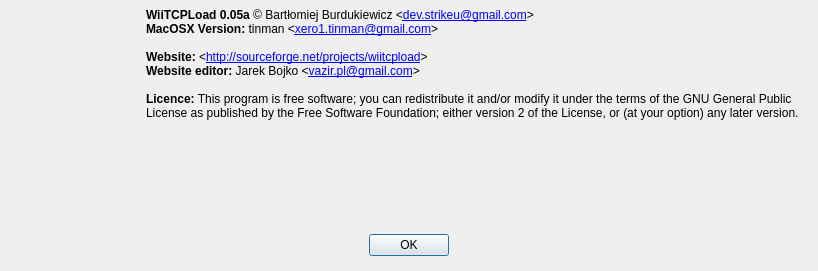
Qt form ui/about.ui (dev-0x7C6/qwiiload) before a commit.
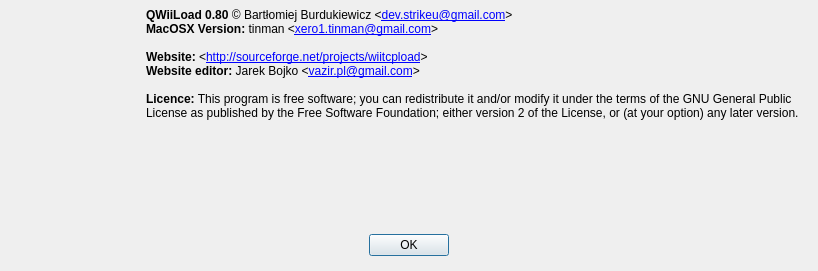
The same form after that commit. Icons and pictures are not drawn.

Diff of the .ui file:
```diff
--- a/ui/about.ui
+++ b/ui/about.ui
@@ -57,7 +57,7 @@
 &lt;html&gt;&lt;head&gt;&lt;meta name=&quot;qrichtext&quot; content=&quot;1&quot; /&gt;&lt;style type=&quot;text/css&quot;&gt;
 p, li { white-space: pre-wrap; }
 &lt;/style&gt;&lt;/head&gt;&lt;body style=&quot; font-family:'Sans Serif'; font-weight:400; font-style:normal;&quot;&gt;
-&lt;p style=&quot; margin-top:0px; margin-bottom:0px; margin-left:0px; margin-right:0px; -qt-block-indent:0; text-indent:0px;&quot;&gt;&lt;span style=&quot;  font-weight:600;&quot;&gt;WiiTCPLoad 0.05a&lt;/span&gt;&lt;span style=&quot; &quot;&gt; © Bartłomiej Burdukiewicz &amp;lt;&lt;/span&gt;&lt;a href=&quot;mailto:dev.strikeu@gmail.com&quot;&gt;&lt;span style=&quot;  text-decoration: underline;&quot;&gt;dev.strikeu@gmail.com&lt;/span&gt;&lt;/a&gt;&lt;span style=&quot; &quot;&gt;&amp;gt;&lt;/span&gt;&lt;/p&gt;
+&lt;p style=&quot; margin-top:0px; margin-bottom:0px; margin-left:0px; margin-right:0px; -qt-block-indent:0; text-indent:0px;&quot;&gt;&lt;span style=&quot;  font-weight:600;&quot;&gt;QWiiLoad 0.80&lt;/span&gt;&lt;span style=&quot; &quot;&gt; © Bartłomiej Burdukiewicz &amp;lt;&lt;/span&gt;&lt;a href=&quot;mailto:dev.strikeu@gmail.com&quot;&gt;&lt;span style=&quot;  text-decoration: underline;&quot;&gt;dev.strikeu@gmail.com&lt;/span&gt;&lt;/a&gt;&lt;span style=&quot; &quot;&gt;&amp;gt;&lt;/span&gt;&lt;/p&gt;
 &lt;p style=&quot; margin-top:0px; margin-bottom:0px; margin-left:0px; margin-right:0px; -qt-block-indent:0; text-indent:0px;&quot;&gt;&lt;span style=&quot;  font-weight:600;&quot;&gt;MacOSX Version:&lt;/span&gt;&lt;span style=&quot; &quot;&gt; tinman &amp;lt;&lt;/span&gt;&lt;a href=&quot;mailto:xero1.tinman@gmail.com&quot;&gt;&lt;span style=&quot;  text-decoration: underline;&quot;&gt;xero1.tinman@gmail.com&lt;/span&gt;&lt;/a&gt;&lt;span style=&quot; &quot;&gt;&amp;gt;&lt;/span&gt;&lt;/p&gt;
 &lt;p style=&quot;-qt-paragraph-type:empty; margin-top:0px; margin-bottom:0px; margin-left:0px; margin-right:0px; -qt-block-indent:0; text-indent:0px; &quot;&gt;&lt;/p&gt;
 &lt;p style=&quot; margin-top:0px; margin-bottom:0px; margin-left:0px; margin-right:0px; -qt-block-indent:0; text-indent:0px;&quot;&gt;&lt;span style=&quot;  font-weight:600;&quot;&gt;Website:&lt;/span&gt;&lt;span style=&quot; &quot;&gt; &amp;lt;&lt;/span&gt;&lt;a href=&quot;http://sourceforge.net/projects/wiitcpload&quot;&gt;&lt;span style=&quot;  text-decoration: underline;&quot;&gt;http://sourceforge.net/projects/wiitcpload&lt;/span&gt;&lt;/a&gt;&lt;span style=&quot; &quot;&gt;&amp;gt;&lt;/span&gt;&lt;/p&gt;
```
